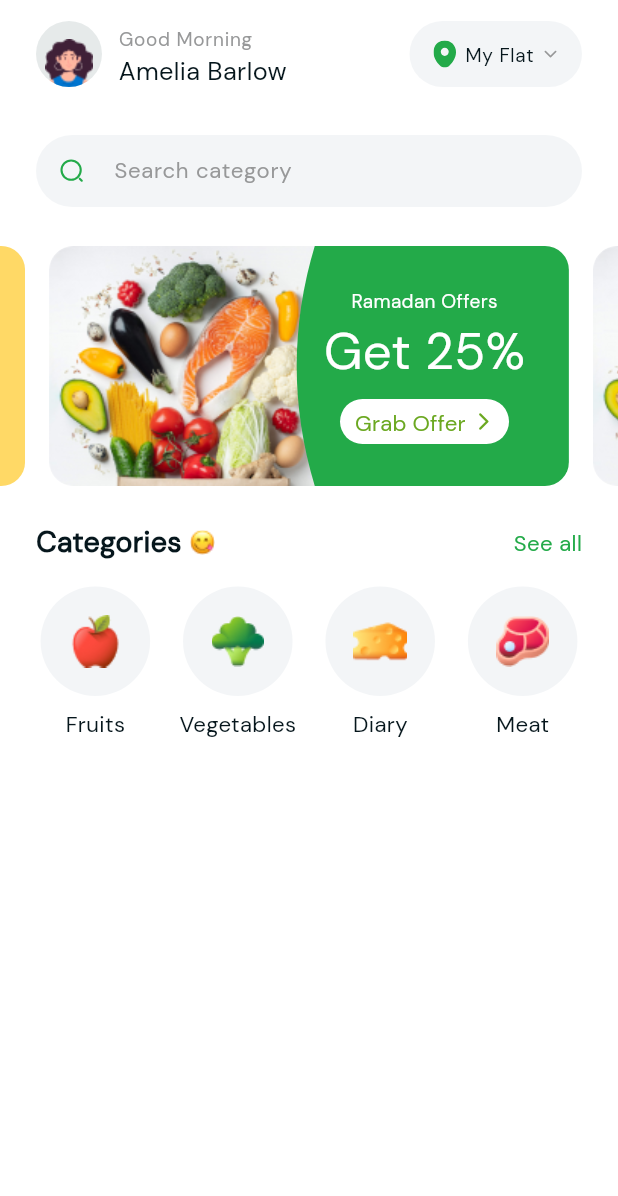
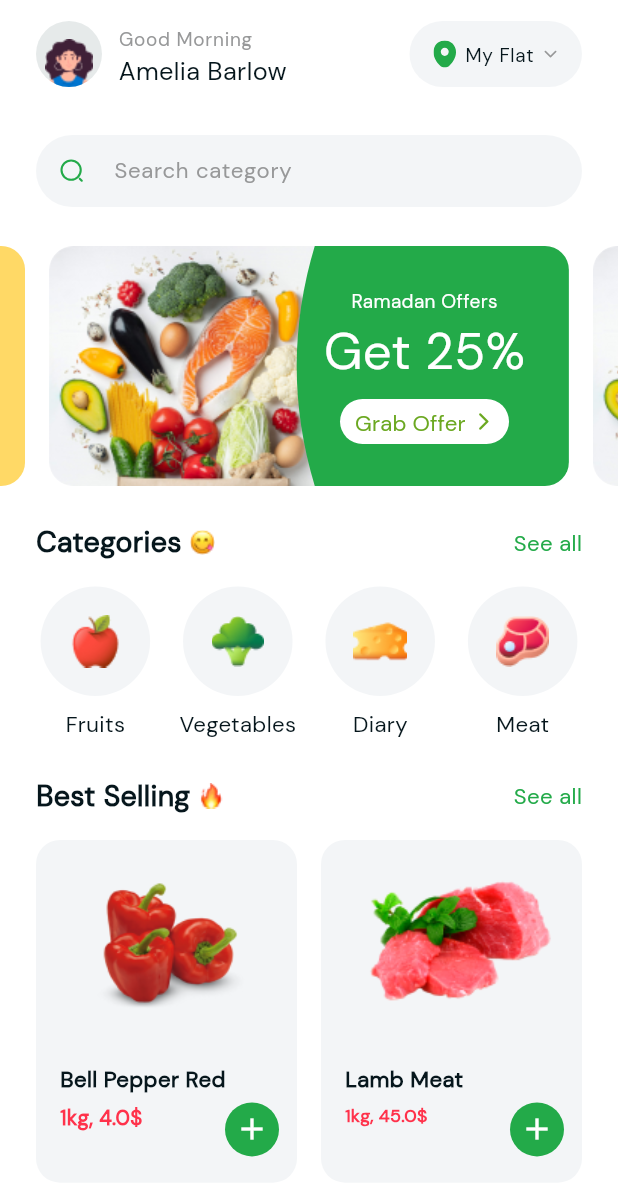
Before and after one commit to aconitum001/groceryUI, a Flutter app: the HomeView screen opened by its route, on a phone screen of 412 x 824 dp. Shown: the top 1196 px of the screen. Run offline on Flutter 3.47's test engine with Material 3 defaults, Android fonts, the light colour scheme and no system bars; drawn by our look-alikes of carousel_slider; our stand-ins replace device_preview, flutter_svg, get.

Commit message:
completed best seller section

```diff
--- /dev/null
+++ b/devtools_options.yaml
@@ -0,0 +1,3 @@
+description: This file stores settings for Dart & Flutter DevTools.
+documentation: https://docs.flutter.dev/tools/devtools/extensions#configure-extension-enablement-states
+extensions:
--- /dev/null
+++ b/lib/modules/product_module.dart
@@ -0,0 +1,12 @@
+class Product {
+  final String image, title;
+  final int amount;
+  final double price;
+
+  const Product({
+    required this.amount,
+    required this.title,
+    required this.image,
+    required this.price,
+  });
+}
--- a/lib/utils/constants.dart
+++ b/lib/utils/constants.dart
@@ -1 +1,19 @@
+import 'package:gorcery/modules/product_module.dart';
+import 'package:gorcery/utils/assets.dart';
+
 const String FONT_FAMILY = 'DM Sans';
+
+List<Product> bestSellerList = [
+  const Product(
+    amount: 1,
+    title: "Bell Pepper Red",
+    image: Assets.assetsImagesPeper,
+    price: 4,
+  ),
+  const Product(
+    amount: 1,
+    title: "Lamb Meat",
+    image: Assets.assetsImagesLambMeat,
+    price: 45,
+  ),
+];
--- /dev/null
+++ b/lib/widgets/best_seller_grid_view.dart
@@ -0,0 +1,31 @@
+import 'package:flutter/material.dart';
+import 'package:gorcery/utils/constants.dart';
+import 'package:gorcery/widgets/best_seller_widget.dart';
+
+class BestSellerGridView extends StatelessWidget {
+  const BestSellerGridView({super.key});
+
+  static List<BestSellerWidget> items = bestSellerList
+      .map(
+        (product) => BestSellerWidget(product: product),
+      )
+      .toList();
+
+  @override
+  Widget build(BuildContext context) {
+    return Padding(
+      padding: const EdgeInsets.symmetric(horizontal: 24),
+      child: GridView.builder(
+        shrinkWrap: true,
+        gridDelegate: const SliverGridDelegateWithFixedCrossAxisCount(
+          crossAxisCount: 2,
+          childAspectRatio: 163 / 214,
+          crossAxisSpacing: 16,
+          mainAxisSpacing: 16,
+        ),
+        itemBuilder: (context, index) => items[index],
+        itemCount: items.length,
+      ),
+    );
+  }
+}
--- /dev/null
+++ b/lib/widgets/best_seller_section.dart
@@ -0,0 +1,27 @@
+import 'package:flutter/material.dart';
+import 'package:gorcery/utils/assets.dart';
+import 'package:gorcery/widgets/best_seller_grid_view.dart';
+import 'package:gorcery/widgets/home_header.dart';
+
+class BestSellerSection extends StatelessWidget {
+  const BestSellerSection({super.key});
+
+  @override
+  Widget build(BuildContext context) {
+    return const Column(
+      children: [
+        Padding(
+          padding: EdgeInsets.symmetric(horizontal: 24),
+          child: HomeHeader(
+            title: "Best Selling",
+            img: Assets.assetsImagesFire,
+          ),
+        ),
+        SizedBox(
+          height: 16,
+        ),
+        BestSellerGridView(),
+      ],
+    );
+  }
+}
--- /dev/null
+++ b/lib/widgets/best_seller_widget.dart
@@ -0,0 +1,88 @@
+import 'package:flutter/material.dart';
+import 'package:gorcery/modules/product_module.dart';
+import 'package:gorcery/utils/app_styles.dart';
+
+class BestSellerWidget extends StatelessWidget {
+  const BestSellerWidget({
+    super.key,
+    required this.product,
+  });
+
+  final Product product;
+
+  @override
+  Widget build(BuildContext context) {
+    return Container(
+      padding: const EdgeInsets.only(
+        right: 12,
+        left: 16,
+      ),
+      decoration: BoxDecoration(
+        color: Theme.of(context).colorScheme.secondaryContainer,
+        borderRadius: BorderRadius.circular(16),
+      ),
+      child: Column(
+        crossAxisAlignment: CrossAxisAlignment.stretch,
+        children: [
+          const Spacer(
+            flex: 3,
+          ),
+          Expanded(
+            flex: 10,
+            child: Image.asset(
+              product.image,
+            ),
+          ),
+          const Spacer(
+            flex: 4,
+          ),
+          Text(
+            product.title,
+            style: AppStyles.style14bold(
+              context,
+              Theme.of(context).colorScheme.onSurface,
+            ),
+          ),
+          const SizedBox(
+            height: 5,
+          ),
+          Row(
+            crossAxisAlignment: CrossAxisAlignment.start,
+            children: [
+              Expanded(
+                child: FittedBox(
+                  fit: BoxFit.scaleDown,
+                  child: Text(
+                    "${product.amount}kg, ${product.price}\$",
+                    style: AppStyles.style16bold(
+                      context,
+                      Theme.of(context).colorScheme.secondary,
+                    ),
+                  ),
+                ),
+              ),
+              const Spacer(),
+              Container(
+                width: 36,
+                height: 36,
+                decoration: BoxDecoration(
+                  color: Theme.of(context).colorScheme.primary,
+                  shape: BoxShape.circle,
+                ),
+                child: const Center(
+                  child: Icon(
+                    Icons.add,
+                    color: Colors.white,
+                  ),
+                ),
+              )
+            ],
+          ),
+          const Spacer(
+            flex: 2,
+          ),
+        ],
+      ),
+    );
+  }
+}
--- a/lib/widgets/cateogry_section.dart
+++ b/lib/widgets/cateogry_section.dart
@@ -1,41 +1,23 @@
 import 'package:flutter/material.dart';
-import 'package:gorcery/utils/app_styles.dart';
 import 'package:gorcery/utils/assets.dart';
 import 'package:gorcery/widgets/category_widget.dart';
+import 'package:gorcery/widgets/home_header.dart';
 
 class CateogrySection extends StatelessWidget {
   const CateogrySection({super.key});
 
   @override
   Widget build(BuildContext context) {
-    return Column(
+    return const Column(
       children: [
-        Row(
-          children: [
-            Text(
-              "Categories ",
-              style: AppStyles.style18bold(
-                context,
-                Theme.of(context).colorScheme.onSurface,
-              ),
-            ),
-            Image.asset(
-              Assets.assetsImagesFaceSavoringFood,
-            ),
-            const Spacer(),
-            Text(
-              "See all",
-              style: AppStyles.style14medium(
-                context,
-                Theme.of(context).colorScheme.primary,
-              ),
-            ),
-          ],
+        HomeHeader(
+          title: 'Categories',
+          img: Assets.assetsImagesFaceSavoringFood,
         ),
-        const SizedBox(
+        SizedBox(
           height: 16,
         ),
-        const Row(
+        Row(
           children: [
             Expanded(
               flex: 5,
--- /dev/null
+++ b/lib/widgets/home_header.dart
@@ -0,0 +1,38 @@
+import 'package:flutter/material.dart';
+import 'package:gorcery/utils/app_styles.dart';
+
+class HomeHeader extends StatelessWidget {
+  const HomeHeader({
+    super.key,
+    required this.title,
+    required this.img,
+  });
+
+  final String title, img;
+
+  @override
+  Widget build(BuildContext context) {
+    return Row(
+      children: [
+        Text(
+          "$title ",
+          style: AppStyles.style18bold(
+            context,
+            Theme.of(context).colorScheme.onSurface,
+          ),
+        ),
+        Image.asset(
+          img,
+        ),
+        const Spacer(),
+        Text(
+          "See all",
+          style: AppStyles.style14medium(
+            context,
+            Theme.of(context).colorScheme.primary,
+          ),
+        ),
+      ],
+    );
+  }
+}
--- a/lib/widgets/home_view_body.dart
+++ b/lib/widgets/home_view_body.dart
@@ -1,5 +1,6 @@
 import 'package:carousel_slider/carousel_slider.dart';
 import 'package:flutter/material.dart';
+import 'package:gorcery/widgets/best_seller_section.dart';
 import 'package:gorcery/widgets/cateogry_section.dart';
 import 'package:gorcery/widgets/offer_widget.dart';
 
@@ -17,7 +18,8 @@ class HomeViewBody extends StatelessWidget {
 
   @override
   Widget build(BuildContext context) {
-    return Column(
+    return SingleChildScrollView(
+      child: Column(
         children: [
           const UserProfileSection(
             name: "Amelia Barlow",
@@ -54,7 +56,12 @@ class HomeViewBody extends StatelessWidget {
             padding: EdgeInsets.symmetric(horizontal: 24),
             child: CateogrySection(),
           ),
+          const SizedBox(
+            height: 24,
+          ),
+          const BestSellerSection(),
         ],
+      ),
     );
   }
 }
```
Lines whose indentation alone changed are shown as unchanged.
